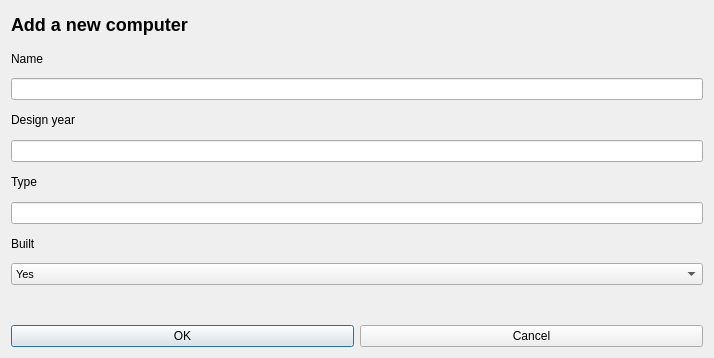
Kristian15/VLN1-Hopur32, file VLN1-H32/addcomputerdialog.ui: the form before one commit.
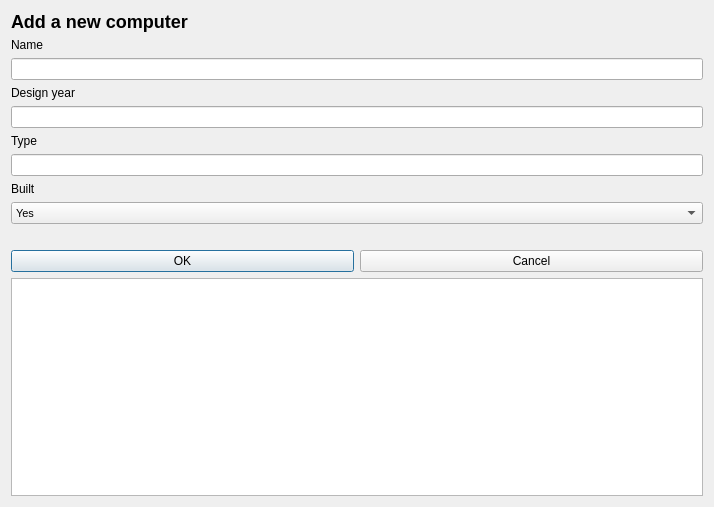
The form after the commit.

```diff
--- a/VLN1-H32/addcomputerdialog.ui
+++ b/VLN1-H32/addcomputerdialog.ui
@@ -7,7 +7,7 @@
     <x>0</x>
     <y>0</y>
     <width>714</width>
-    <height>358</height>
+    <height>507</height>
    </rect>
   </property>
   <property name="windowTitle">
@@ -198,6 +198,9 @@
      </item>
     </layout>
    </item>
+   <item>
+    <widget class="QListWidget" name="listComputers"/>
+   </item>
   </layout>
  </widget>
  <resources/>
```
Left out of the diff: 2 changed lines with no effect on the pictures.
